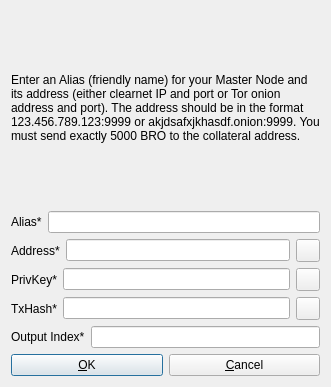
Before: the Qt Designer form src/qt/forms/addeditadrenalinenode.ui in xUnknownUserx/Bitradio, drawn with Qt 5.
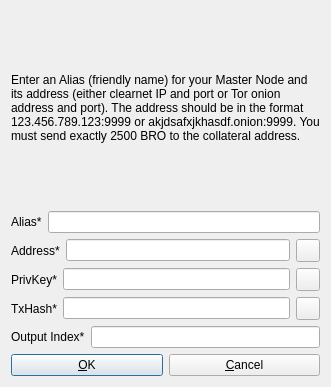
After: the same form once the commit is applied. Icons and pictures are not drawn.

Diff of the .ui file:
```diff
--- a/src/qt/forms/addeditadrenalinenode.ui
+++ b/src/qt/forms/addeditadrenalinenode.ui
@@ -26,7 +26,7 @@
       </sizepolicy>
      </property>
      <property name="text">
-      <string>&lt;html&gt;&lt;head/&gt;&lt;body&gt;&lt;p&gt;Enter an Alias (friendly name) for your Master Node and its address (either clearnet IP and port or Tor onion address and port). The address should be in the format 123.456.789.123:9999 or akjdsafxjkhasdf.onion:9999. You must send exactly 5000 BRO to the collateral address.&lt;/p&gt;&lt;/body&gt;&lt;/html&gt;</string>
+      <string>&lt;html&gt;&lt;head/&gt;&lt;body&gt;&lt;p&gt;Enter an Alias (friendly name) for your Master Node and its address (either clearnet IP and port or Tor onion address and port). The address should be in the format 123.456.789.123:9999 or akjdsafxjkhasdf.onion:9999. You must send exactly 2500 BRO to the collateral address.&lt;/p&gt;&lt;/body&gt;&lt;/html&gt;</string>
      </property>
      <property name="wordWrap">
       <bool>true</bool>
```
